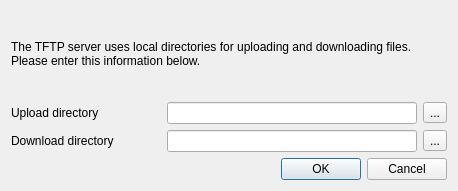
The window that src/starttftpseverwindow.ui (QQxiaoming/quardCRT) describes before a commit, drawn with Qt 5.
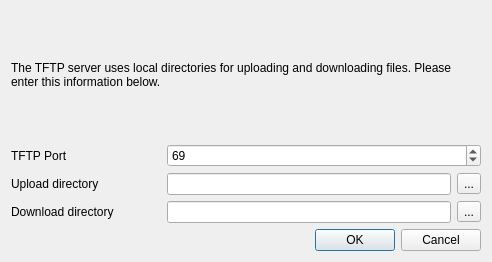
The same window after the commit.

Commit message: src:fix and optimize tftp server

```diff
--- a/src/starttftpseverwindow.ui
+++ b/src/starttftpseverwindow.ui
@@ -6,8 +6,8 @@
    <rect>
     <x>0</x>
     <y>0</y>
-    <width>458</width>
-    <height>191</height>
+    <width>492</width>
+    <height>262</height>
    </rect>
   </property>
   <property name="windowTitle">
@@ -39,6 +39,45 @@
      </property>
     </widget>
    </item>
+   <item>
+    <layout class="QHBoxLayout" name="horizontalLayout_3">
+     <item>
+      <widget class="QLabel" name="label_4">
+       <property name="sizePolicy">
+        <sizepolicy hsizetype="Fixed" vsizetype="Preferred">
+         <horstretch>0</horstretch>
+         <verstretch>0</verstretch>
+        </sizepolicy>
+       </property>
+       <property name="minimumSize">
+        <size>
+         <width>150</width>
+         <height>0</height>
+        </size>
+       </property>
+       <property name="maximumSize">
+        <size>
+         <width>150</width>
+         <height>16777215</height>
+        </size>
+       </property>
+       <property name="text">
+        <string>TFTP Port</string>
+       </property>
+      </widget>
+     </item>
+     <item>
+      <widget class="QSpinBox" name="spinBox">
+       <property name="maximum">
+        <number>65535</number>
+       </property>
+       <property name="value">
+        <number>69</number>
+       </property>
+      </widget>
+     </item>
+    </layout>
+   </item>
    <item>
     <layout class="QHBoxLayout" name="horizontalLayout">
      <item>
@@ -55,6 +94,12 @@
          <height>0</height>
         </size>
        </property>
+       <property name="maximumSize">
+        <size>
+         <width>150</width>
+         <height>16777215</height>
+        </size>
+       </property>
        <property name="text">
         <string>Upload directory</string>
        </property>
@@ -88,6 +133,12 @@
          <height>0</height>
         </size>
        </property>
+       <property name="maximumSize">
+        <size>
+         <width>150</width>
+         <height>16777215</height>
+        </size>
+       </property>
        <property name="text">
         <string>Download directory</string>
        </property>
```
The commit also changes 42 other files.
